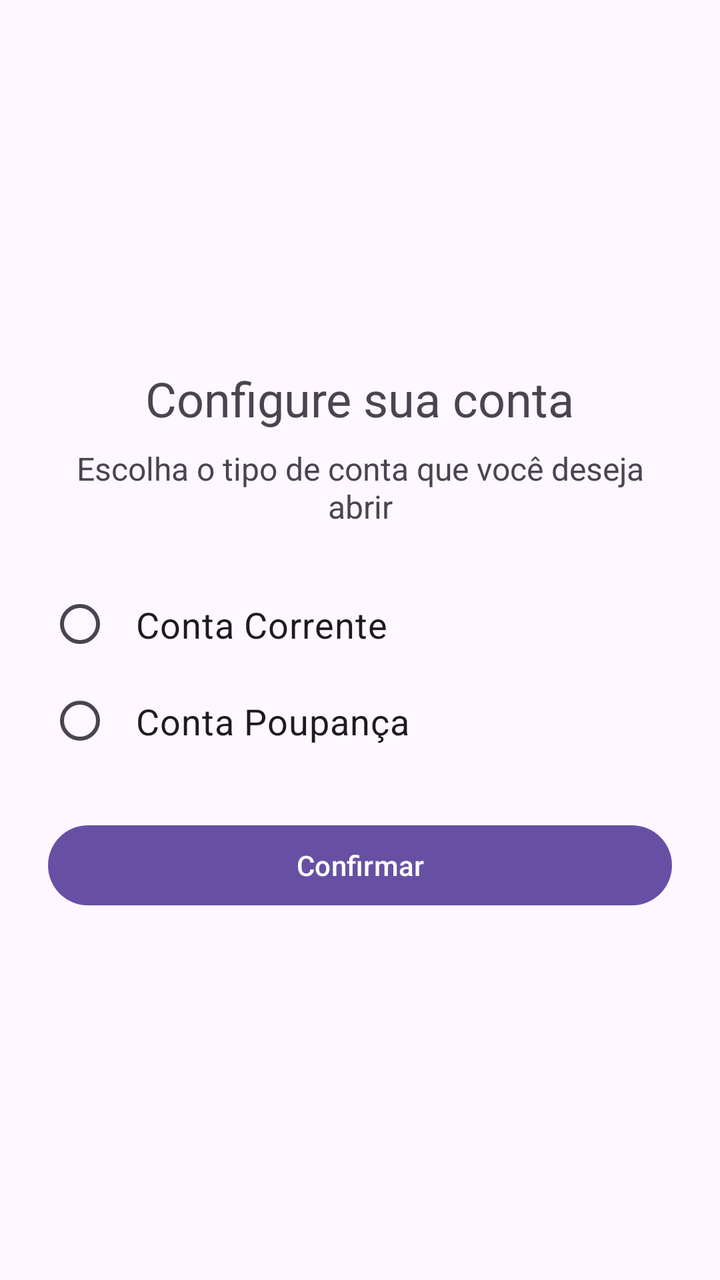
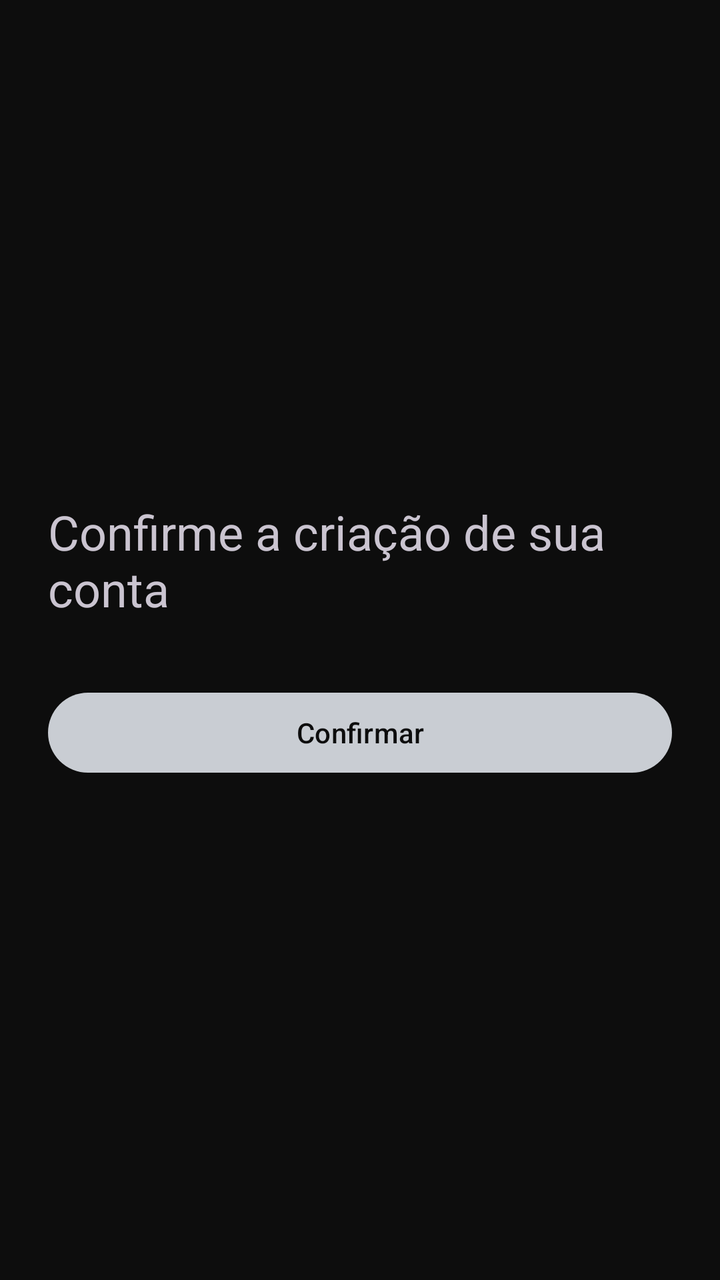

Before-and-after screenshots of an Android layout around one commit, followed by the original layout XML and the change that was made.
<!-- AndroidManifest.xml: application theme Theme.BankChellengeMobileApp -->
<!-- res/layout/activity_account_setup.xml -->
<?xml version="1.0" encoding="utf-8"?>
<LinearLayout xmlns:android="http://schemas.android.com/apk/res/android"
    android:layout_width="match_parent"
    android:layout_height="match_parent"
    android:orientation="vertical"
    android:gravity="center"
    android:padding="24dp">

    <TextView
        android:layout_width="wrap_content"
        android:layout_height="wrap_content"
        android:text="@string/configurar_conta_titulo"
        android:textSize="24sp"
        android:layout_marginBottom="8dp" />

    <TextView
        android:layout_width="wrap_content"
        android:layout_height="wrap_content"
        android:text="@string/configurar_conta_subtitulo"
        android:textSize="16sp"
        android:gravity="center"
        android:layout_marginBottom="24dp" />

    <RadioGroup
        android:id="@+id/radioGroupTipoConta"
        android:layout_width="match_parent"
        android:layout_height="wrap_content"
        android:orientation="vertical">

        <RadioButton
            android:id="@+id/radioCorrente"
            android:layout_width="match_parent"
            android:layout_height="wrap_content"
            android:text="@string/conta_corrente"
            android:textSize="18sp"
            android:padding="12dp" />

        <RadioButton
            android:id="@+id/radioPoupanca"
            android:layout_width="match_parent"
            android:layout_height="wrap_content"
            android:text="@string/conta_poupanca"
            android:textSize="18sp"
            android:padding="12dp" />

    </RadioGroup>

    <Button
        android:id="@+id/btnConfirmarConta"
        android:layout_width="match_parent"
        android:layout_height="wrap_content"
        android:text="@string/confirmar"
        android:layout_marginTop="24dp" />

</LinearLayout>
<!-- resources referenced by this layout -->
<resources>
  <string name="configurar_conta_subtitulo">Escolha o tipo de conta que você deseja abrir</string>
  <string name="configurar_conta_titulo">Configure sua conta</string>
  <string name="confirmar">Confirmar</string>
  <string name="conta_corrente">Conta Corrente</string>
  <string name="conta_poupanca">Conta Poupança</string>
  <style name="Theme.BankChellengeMobileApp" parent="Base.Theme.BankChellengeMobileApp" />
  <style name="Base.Theme.BankChellengeMobileApp" parent="Theme.Material3.DayNight.NoActionBar">
          
          
      </style>
</resources>

<!-- the commit's change to res/layout/activity_account_setup.xml (unified diff, before → after) -->
@@ -13,35 +13,11 @@
         android:textSize="24sp"
         android:layout_marginBottom="8dp" />
 
-    <TextView
-        android:layout_width="wrap_content"
-        android:layout_height="wrap_content"
-        android:text="@string/configurar_conta_subtitulo"
-        android:textSize="16sp"
-        android:gravity="center"
-        android:layout_marginBottom="24dp" />
-
     <RadioGroup
         android:id="@+id/radioGroupTipoConta"
         android:layout_width="match_parent"
         android:layout_height="wrap_content"
         android:orientation="vertical">
-
-        <RadioButton
-            android:id="@+id/radioCorrente"
-            android:layout_width="match_parent"
-            android:layout_height="wrap_content"
-            android:text="@string/conta_corrente"
-            android:textSize="18sp"
-            android:padding="12dp" />
-
-        <RadioButton
-            android:id="@+id/radioPoupanca"
-            android:layout_width="match_parent"
-            android:layout_height="wrap_content"
-            android:text="@string/conta_poupanca"
-            android:textSize="18sp"
-            android:padding="12dp" />
 
     </RadioGroup>
 
<!-- resource entries referenced after the edit -->
@@ -1,14 +1,32 @@
 <!-- resources referenced by this layout -->
 <resources>
-  <string name="configurar_conta_subtitulo">Escolha o tipo de conta que você deseja abrir</string>
-  <string name="configurar_conta_titulo">Configure sua conta</string>
+  <string name="configurar_conta_titulo">Confirme a criação de sua conta</string>
   <string name="confirmar">Confirmar</string>
-  <string name="conta_corrente">Conta Corrente</string>
-  <string name="conta_poupanca">Conta Poupança</string>
   <style name="Theme.BankChellengeMobileApp" parent="Base.Theme.BankChellengeMobileApp" />
-  <style name="Base.Theme.BankChellengeMobileApp" parent="Theme.Material3.DayNight.NoActionBar">
-          
-          
+  <style name="Base.Theme.BankChellengeMobileApp" parent="Theme.Material3.Dark.NoActionBar">
+          <item name="colorPrimary">@color/silver_pearl</item>
+          <item name="colorOnPrimary">@color/black_pure</item>
+  
+          <item name="colorSecondary">@color/silver_light</item>
+          <item name="colorOnSecondary">@color/black_pure</item>
+  
+          <item name="android:colorBackground">@color/black_pure</item>
+          <item name="colorOnBackground">@color/silver_light</item>
+  
+          <item name="colorSurface">@color/black_soft</item>
+          <item name="colorOnSurface">@color/silver_light</item>
+  
+          <item name="colorError">@color/error_red</item>
+          <item name="colorOnError">@color/white</item>
+  
+          <item name="android:statusBarColor">@color/black_pure</item>
+          <item name="android:navigationBarColor">@color/black_pure</item>
       </style>
+  <color name="silver_pearl">#C9CDD3</color>
+  <color name="black_pure">#0D0D0D</color>
+  <color name="silver_light">#E8E9EB</color>
+  <color name="black_soft">#1A1A1E</color>
+  <color name="error_red">#B23B3B</color>
+  <color name="white">#FFFFFF</color>
 </resources>
 
